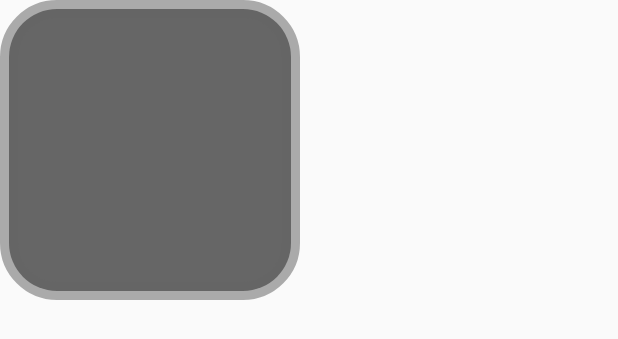
After one commit to pericleskb/voiceCommands, an Android app: the layout layout_add_command_button.xml on its own in the app's theme, with its tools: preview values and no code run, on a phone screen of 412 x 824 dp. The commit adds this screen. Shown: the top 339 px of the screen. Run offline under Robolectric (Android 15) with nearby library versions, the phone set to English and light mode, and no system bars.

Commit message:
add add button in adapter

```diff
--- /dev/null
+++ b/app/src/main/res/layout/layout_add_command_button.xml
@@ -0,0 +1,10 @@
+<?xml version="1.0" encoding="utf-8"?>
+<TextView xmlns:android="http://schemas.android.com/apk/res/android"
+    xmlns:app="http://schemas.android.com/apk/res-auto"
+    xmlns:tools="http://schemas.android.com/tools"
+    android:layout_width="200dp"
+    android:layout_height="200dp"
+    android:background="@drawable/command_square"
+    app:layout_constraintStart_toStartOf="parent"
+    app:layout_constraintTop_toTopOf="parent"
+    tools:backgroundTint="@color/gray" />
--- a/app/src/main/res/values/colors.xml
+++ b/app/src/main/res/values/colors.xml
@@ -7,5 +7,6 @@
     <color name="teal_700">#FF018786</color>
     <color name="black">#FF000000</color>
     <color name="white">#FFFFFFFF</color>
+    <color name="gray">#FF666666</color>
     <color name="gray_transparent">#88FFFFFF</color>
 </resources>
```
Also changed, not shown: app/src/main/java/com/donkeymonkey/voiceCommands/MainViewModel.kt (+6 -5 lines), app/src/main/java/com/donkeymonkey/voiceCommands/commandsFragment/CommandsRecyclerViewAdapter.kt (+44 -13 lines).
